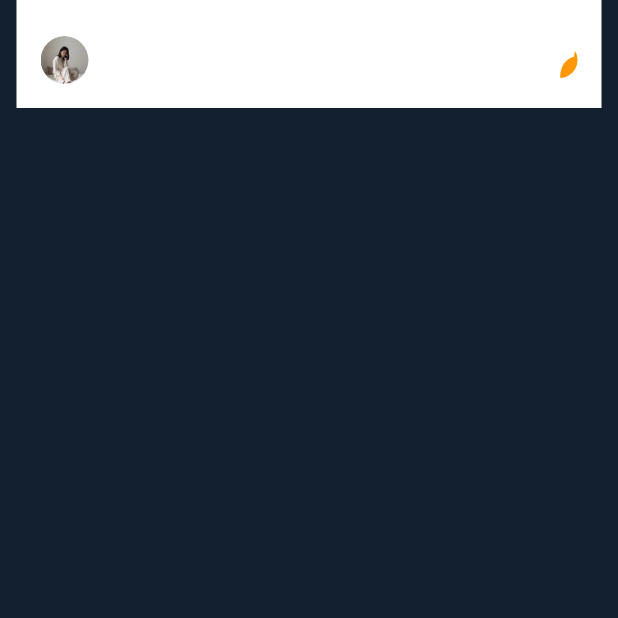
After one commit to joo-pe/reserve_hub, a Flutter app: the screen it shows after launch, after a tap on "카카오톡 로그인", on a phone screen of 412 x 824 dp, the top half of it. The commit adds this screen. Run offline on Flutter 3.47's test engine with Material 3 defaults, Android fonts, the phone set to English and light mode, and no system bars.

Commit message:
fix: insert header

```diff
--- a/lib/component/common/blue_button.dart
+++ b/lib/component/common/blue_button.dart
@@ -1,4 +1,5 @@
 import 'package:flutter/material.dart';
+import 'package:reserve_hub/component/screen/main_home_screen.dart';
 
 class BlueButton extends StatelessWidget {
   final String buttonText;
@@ -19,6 +20,10 @@ class BlueButton extends StatelessWidget {
           TextButton(
             onPressed: () {
               // 버튼이 눌렸을 때 실행할 코드
+              Navigator.push(
+                context,
+                MaterialPageRoute(builder: (context) => const MainHomeScreen()),
+              );
             },
             style: TextButton.styleFrom(
               backgroundColor: Color(0xFF388EE5),
--- a/lib/component/screen/home_screen.dart
+++ b/lib/component/screen/enter_main_screen.dart
@@ -1,8 +1,8 @@
 import 'package:flutter/material.dart';
 import 'package:reserve_hub/component/common/blue_button.dart';
 
-class HomeScreen extends StatelessWidget {
-  const HomeScreen({super.key});
+class EnterMainScreen extends StatelessWidget {
+  const EnterMainScreen({super.key});
 
   @override
   Widget build(BuildContext context) {
--- /dev/null
+++ b/lib/component/screen/main_home_screen.dart
@@ -0,0 +1,125 @@
+import 'package:flutter/material.dart';
+
+void main() {
+  runApp(const MainHomeScreen());
+}
+
+// Generated by: https://www.figma.com/community/plugin/842128343887142055/
+class MainHomeScreen extends StatelessWidget {
+  const MainHomeScreen({super.key});
+
+  @override
+  Widget build(BuildContext context) {
+    return MaterialApp(
+      theme: ThemeData.dark().copyWith(
+        scaffoldBackgroundColor: const Color.fromARGB(255, 18, 32, 47),
+      ),
+      home: Scaffold(
+        body: ListView(children: [
+          _Top(),
+        ]),
+      ),
+    );
+  }
+}
+
+class _Top extends StatelessWidget {
+  @override
+  Widget build(BuildContext context) {
+    return Column(
+      children: [
+        Container(
+          width: 390,
+          height: 72,
+          padding: const EdgeInsets.only(
+            top: 16,
+            left: 16,
+            right: 16,
+            bottom: 8,
+          ),
+          decoration: BoxDecoration(color: Colors.white),
+          child: Row(
+            mainAxisSize: MainAxisSize.min,
+            mainAxisAlignment: MainAxisAlignment.spaceBetween,
+            crossAxisAlignment: CrossAxisAlignment.center,
+            children: [
+              Container(
+                width: 48,
+                height: 48,
+                child: Row(
+                  mainAxisSize: MainAxisSize.min,
+                  mainAxisAlignment: MainAxisAlignment.start,
+                  crossAxisAlignment: CrossAxisAlignment.center,
+                  children: [
+                    Container(
+                      width: 32,
+                      height: 32,
+                      clipBehavior: Clip.antiAlias,
+                      decoration: ShapeDecoration(
+                        image: DecorationImage(
+                          image: AssetImage('asset/image/top_profile.png'),
+                          fit: BoxFit.fill,
+                        ),
+                        shape: RoundedRectangleBorder(
+                          borderRadius: BorderRadius.circular(16),
+                        ),
+                      ),
+                    ),
+                  ],
+                ),
+              ),
+              Container(
+                height: 48,
+                child: Row(
+                  mainAxisSize: MainAxisSize.min,
+                  mainAxisAlignment: MainAxisAlignment.end,
+                  crossAxisAlignment: CrossAxisAlignment.center,
+                  children: [
+                    Container(
+                      width: 24,
+                      clipBehavior: Clip.antiAlias,
+                      decoration: ShapeDecoration(
+                        shape: RoundedRectangleBorder(
+                          borderRadius: BorderRadius.circular(24),
+                        ),
+                      ),
+                      child: Row(
+                        mainAxisSize: MainAxisSize.min,
+                        mainAxisAlignment: MainAxisAlignment.center,
+                        crossAxisAlignment: CrossAxisAlignment.center,
+                        children: [
+                          Expanded(
+                            child: Container(
+                              child: Column(
+                                mainAxisSize: MainAxisSize.min,
+                                mainAxisAlignment: MainAxisAlignment.start,
+                                crossAxisAlignment: CrossAxisAlignment.center,
+                                children: [
+                                  Container(
+                                    width: 24,
+                                    height: 24,
+                                    clipBehavior: Clip.antiAlias,
+                                    decoration: BoxDecoration(),
+                                    child: Icon(
+                                      Icons.notifications,
+                                      size: 50,
+                                      color: Colors.orange,
+                                    ),
+                                  ),
+                                ],
+                              ),
+                            ),
+                          ),
+                        ],
+                      ),
+                    ),
+                  ],
+                ),
+              ),
+            ],
+          ),
+        ),
+      ],
+    );
+  }
+}
--- a/lib/main.dart
+++ b/lib/main.dart
@@ -1,12 +1,13 @@
 import 'package:flutter/material.dart';
 
-import 'component/screen/home_screen.dart';
+import 'component/screen/enter_main_screen.dart';
+import 'component/screen/main_home_screen.dart';
 
 void main() {
   WidgetsFlutterBinding.ensureInitialized();
   runApp(
     MaterialApp(
-      home: HomeScreen(),
+      home: EnterMainScreen(),
     )
   );
 }
--- a/pubspec.yaml
+++ b/pubspec.yaml
@@ -59,8 +59,7 @@ flutter:
 
   # To add assets to your application, add an assets section, like this:
   assets:
-     - asset/image/img.png
-  #   - images/a_dot_ham.jpeg
+      - asset/image/
 
   # An image asset can refer to one or more resolution-specific "variants", see
   # https://flutter.dev/to/resolution-aware-images
```
Also changed, not shown: asset/image/top_profile.png (added), asset/image/top_right_jong.png (added).
